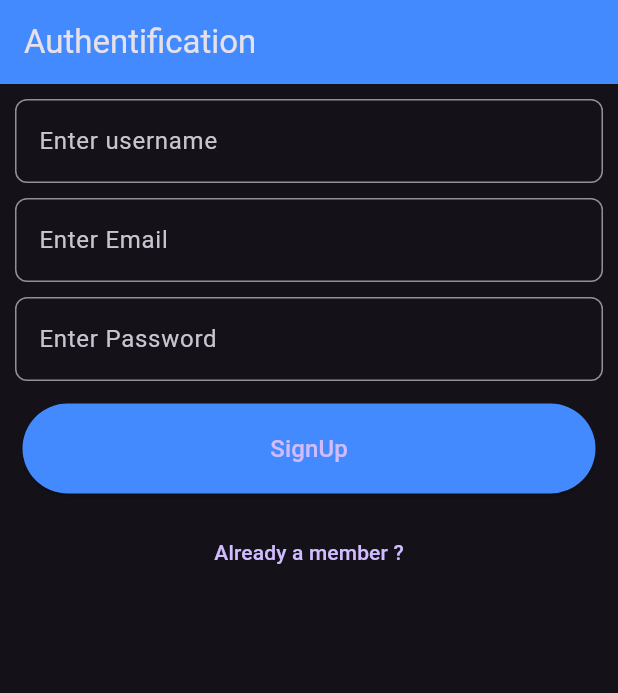
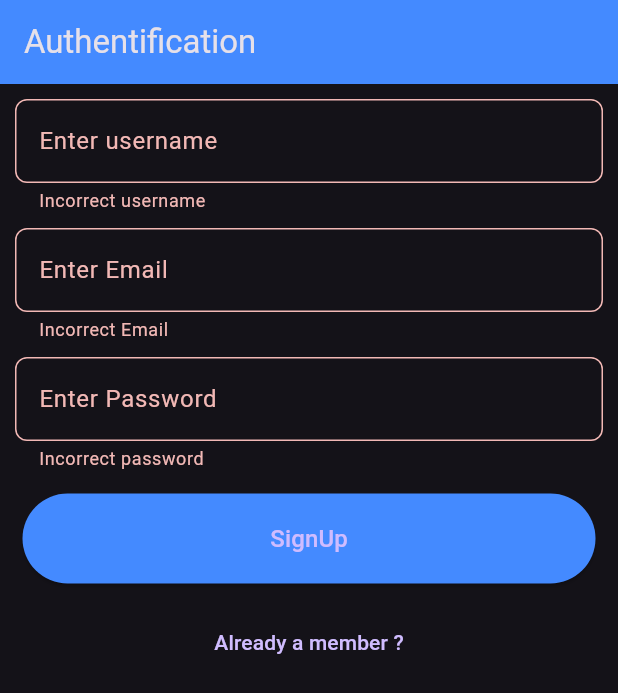
Before and after one commit to waelABDALLAH1/TODOFLUTTER, a Flutter app: the screen it shows after launch, after a tap on "SignUp", on a phone screen of 412 x 824 dp. Shown: the top 693 px of the screen. Run offline on Flutter 3.47's test engine with Material 3 defaults, Android fonts, the phone set to English and light mode, and no system bars; our stand-ins replace cloud_firestore, firebase_auth, firebase_core, google_fonts; accounts and stored records are empty.

Commit message:
bdit fl todo w jawna behy

```diff
--- a/lib/auth/authform.dart
+++ b/lib/auth/authform.dart
@@ -113,7 +113,8 @@ class _AuthFormState extends State<AuthForm> {
                       height: 10,
                     ),
                     TextFormField(
-                      keyboardType: TextInputType.emailAddress,
+                      obscureText: true ,
+                      keyboardType: TextInputType.visiblePassword,
                       key: ValueKey('password'),
                       validator: (value) {
                         if (value?.isEmpty ?? true) {
@@ -141,7 +142,9 @@ class _AuthFormState extends State<AuthForm> {
                         child: ElevatedButton(
                             style: ElevatedButton.styleFrom(
                                 primary: Theme.of(context).primaryColor),
-                            onPressed: () {},
+                            onPressed: () {
+                              startAuthentication();
+                            },
                             child: isLoginPage
                                 ? Text(
                                     "Login",
--- a/lib/main.dart
+++ b/lib/main.dart
@@ -1,9 +1,15 @@
+import 'package:firebase_auth/firebase_auth.dart';
 import 'package:flutter/material.dart';
 import 'package:todo/auth/authscreen.dart';
 import 'package:todo/screens/Home.dart';
 import 'package:todo/auth/authscreen.dart';
+import 'package:firebase_core/firebase_core.dart';
+void main() async {
+  WidgetsFlutterBinding.ensureInitialized();
+  await Firebase.initializeApp();
+  runApp(MyApp());
+}
 
-void main() => runApp(new MyApp());
 
 class MyApp extends StatelessWidget {
   const MyApp({super.key});
@@ -11,7 +17,14 @@ class MyApp extends StatelessWidget {
   @override
   Widget build(BuildContext context) {
     return MaterialApp(
-      home: AuthScreen(),
+      home: StreamBuilder(stream : FirebaseAuth.instance.authStateChanges(), builder: (context, userssnapshot){
+        if (userssnapshot.hasData){
+          return Home();
+        }
+        else {
+          return AuthScreen();
+        }
+      }),
       debugShowCheckedModeBanner: false,
       theme:
           ThemeData(brightness: Brightness.dark,primaryColor: Colors.blueAccent,
```
Also changed, not shown: 1 other file.
